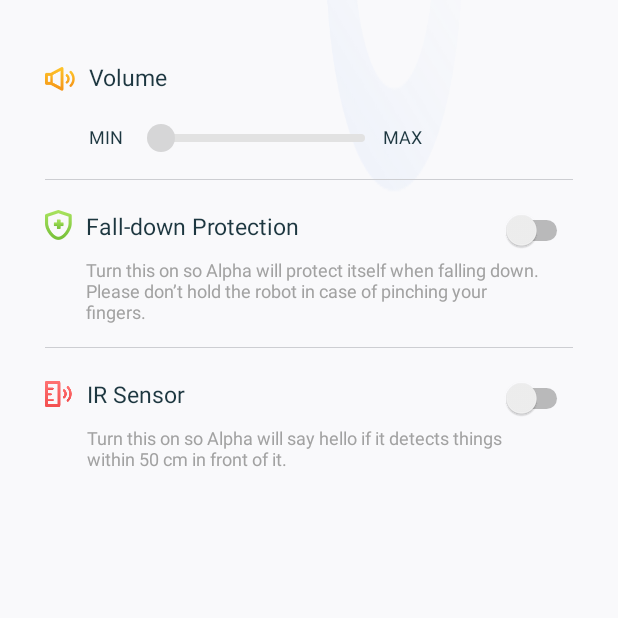
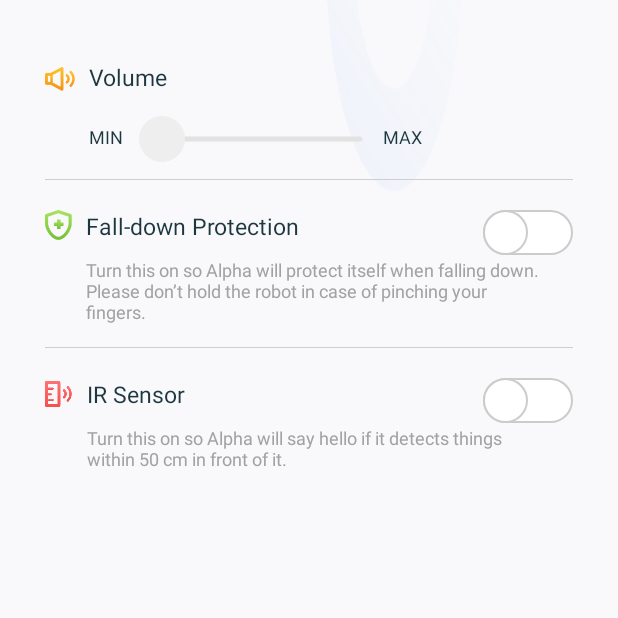
Before and after one commit to smallhorse/EbotEnMainModule, an Android app: the fragment CtlCenterFragment shown on its own in the app's theme, on a phone screen of 412 x 824 dp, the top half of it. Run offline under Robolectric (Android 15) with nearby library versions, the phone set to English and light mode, and no system bars; our stand-ins replace ButterKnife; libraries missing offline, so code that uses them is left out: com.alibaba.android, com.ubt.baselib, com.vise.log; pictures from the network do not load; 1 statement that could not run was skipped.

Commit message:
[ebot][mainmodule][V1.0.1.5]ui走查修改。

```diff
--- a/mainmodule/src/main/java/com/ubt/mainmodule/user/profile/ProfileFragment.java
+++ b/mainmodule/src/main/java/com/ubt/mainmodule/user/profile/ProfileFragment.java
@@ -95,7 +95,7 @@ public class ProfileFragment extends SupportFragment {
                 userModel.setBirthday(""/*SkinManager.getInstance().getTextById(R.string.main_profile_unfilled)*/);
             }
             if(TextUtils.isEmpty(userInfo.getCountry())) {
-                userModel.setCountry(""/*SkinManager.getInstance().getTextById(R.string.main_profile_unfilled)*/);
+                userModel.setCountry(SkinManager.getInstance().getTextById(R.string.main_profile_unfilled));
             }else{
                 try {
                     userModel.setCountry(SkinManager.getInstance()
--- /dev/null
+++ b/mainmodule/src/main/res/drawable/main_switch_blue_thumb.xml
@@ -0,0 +1,19 @@
+<?xml version="1.0" encoding="utf-8"?>
+<shape xmlns:android="http://schemas.android.com/apk/res/android"
+    android:shape="rectangle" >
+
+    <!-- 高度40 -->
+    <size android:height="30dp" android:width="30dp"/>
+    <!-- 圆角弧度 20 -->
+    <corners android:radius="20dp"/>
+
+
+    <!-- 变化率 -->
+    <gradient
+        android:endColor="#FFFFFF"
+        android:startColor="#FFFFFF" />
+
+    <stroke android:width="1dp"
+        android:color="#37AAFF"/>
+
+</shape>
--- /dev/null
+++ b/mainmodule/src/main/res/drawable/main_switch_blue_track.xml
@@ -0,0 +1,14 @@
+<?xml version="1.0" encoding="utf-8"?>
+<shape xmlns:android="http://schemas.android.com/apk/res/android" >
+
+    <!-- 高度40 -->
+    <size android:height="20dp"/>
+    <!-- 圆角弧度 20 -->
+    <corners android:radius="180dp"/>
+    <!-- 变化率 -->
+    <gradient
+        android:endColor="#37AAFF"
+        android:startColor="#37AAFF" />
+
+
+</shape>
--- /dev/null
+++ b/mainmodule/src/main/res/drawable/main_switch_gray_thumb.xml
@@ -0,0 +1,19 @@
+<?xml version="1.0" encoding="utf-8"?>
+<shape xmlns:android="http://schemas.android.com/apk/res/android"
+    android:shape="rectangle" >
+
+    <!-- 高度40 -->
+    <size android:height="30dp" android:width="30dp"/>
+    <!-- 圆角弧度 20 -->
+    <corners android:radius="20dp"/>
+
+
+    <!-- 变化率 -->
+    <gradient
+        android:endColor="#FFFFFF"
+        android:startColor="#FFFFFF" />
+
+    <stroke android:width="1dp"
+        android:color="#cccccc"/>
+
+</shape>
--- /dev/null
+++ b/mainmodule/src/main/res/drawable/main_switch_gray_track.xml
@@ -0,0 +1,17 @@
+<?xml version="1.0" encoding="utf-8"?>
+<shape xmlns:android="http://schemas.android.com/apk/res/android"
+    android:shape="rectangle" >
+
+    <!-- 高度30   此处设置宽度无效-->
+    <size android:height="20dp"/>
+    <!-- 圆角弧度 15 -->
+    <corners android:radius="180dp"/>
+    <!-- 设置边框宽度 -->
+    <stroke android:width="1dp" android:color="#cccccc"/>
+
+    <!-- 变化率  定义从左到右的颜色不变 -->
+    <gradient
+        android:endColor="#FFFFFF"
+        android:startColor="#FFFFFF" />
+
+</shape>
--- /dev/null
+++ b/mainmodule/src/main/res/drawable/main_switch_thumb_selector.xml
@@ -0,0 +1,7 @@
+<?xml version="1.0" encoding="utf-8"?>
+<!-- 按钮的选择器，可以设置按钮在不同状态下的时候，按钮不同的颜色 -->
+<selector xmlns:android="http://schemas.android.com/apk/res/android" >
+
+    <item android:state_checked="true"  android:drawable="@drawable/main_switch_blue_thumb" />
+    <item                               android:drawable="@drawable/main_switch_gray_thumb" />
+</selector>
--- /dev/null
+++ b/mainmodule/src/main/res/drawable/main_switch_track_selector.xml
@@ -0,0 +1,7 @@
+<?xml version="1.0" encoding="utf-8"?>
+<!-- 底层下滑条的样式选择器，可控制Switch在不同状态下，底下下滑条的颜色 -->
+<selector xmlns:android="http://schemas.android.com/apk/res/android" >
+    <item android:state_checked="true"  android:drawable="@drawable/main_switch_blue_track" />
+    <item                               android:drawable="@drawable/main_switch_gray_track" />
+
+</selector>
--- a/mainmodule/src/main/res/layout/main_fragment_ctrl_center.xml
+++ b/mainmodule/src/main/res/layout/main_fragment_ctrl_center.xml
@@ -78,8 +78,10 @@
         app:main_max="255"
         app:main_second_track_color="@color/base_blue"
         app:main_track_color="#E2E2E2"
-        app:main_track_size="5dp"
+        app:main_track_size="3dp"
         app:main_touch_to_seek="false"
+        app:main_thumb_color="#eeeeee"
+        app:main_thumb_radius="15dp"
 
         />
 
@@ -125,6 +127,8 @@
         android:layout_alignTop="@id/iv_ctl_fall"
         android:layout_alignParentEnd="true"
         android:layout_marginEnd="30dp"
+        android:track="@drawable/main_switch_track_selector"
+        android:thumb="@drawable/main_switch_thumb_selector"
         />
 
     <TextView
@@ -182,6 +186,8 @@
         android:layout_alignTop="@id/iv_ctl_ir"
         android:layout_alignParentEnd="true"
         android:layout_marginEnd="30dp"
+        android:track="@drawable/main_switch_track_selector"
+        android:thumb="@drawable/main_switch_thumb_selector"
         />
 
     <TextView
--- a/mainmodule/src/main/res/layout/main_fragment_main.xml
+++ b/mainmodule/src/main/res/layout/main_fragment_main.xml
@@ -95,7 +95,7 @@
             android:id="@+id/iv_actions"
             android:layout_width="0dp"
             android:layout_height="match_parent"
-            android:layout_weight="0.4"
+            android:layout_weight="0.3"
             android:layout_marginStart="10dp"
             android:background="@mipmap/main_actions"
             >
```
